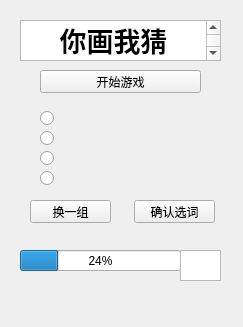
panfengzjz/YouDrawAndIGuess, file DrawAndGuessUi.ui: the form before one commit.
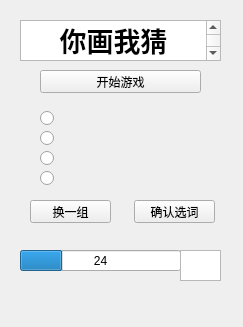
The form after the commit.

Commit message: process bar

Patch:
```diff
--- a/DrawAndGuessUi.ui
+++ b/DrawAndGuessUi.ui
@@ -130,9 +130,15 @@
      <height>21</height>
     </rect>
    </property>
+   <property name="maximum">
+    <number>90</number>
+   </property>
    <property name="value">
     <number>24</number>
    </property>
+   <property name="format">
+    <string>%v</string>
+   </property>
   </widget>
   <widget class="QTextEdit" name="textEdit">
    <property name="geometry">
```
Left out of the diff: 2 changed lines with no effect on the pictures. The commit also changes 2 other files.
